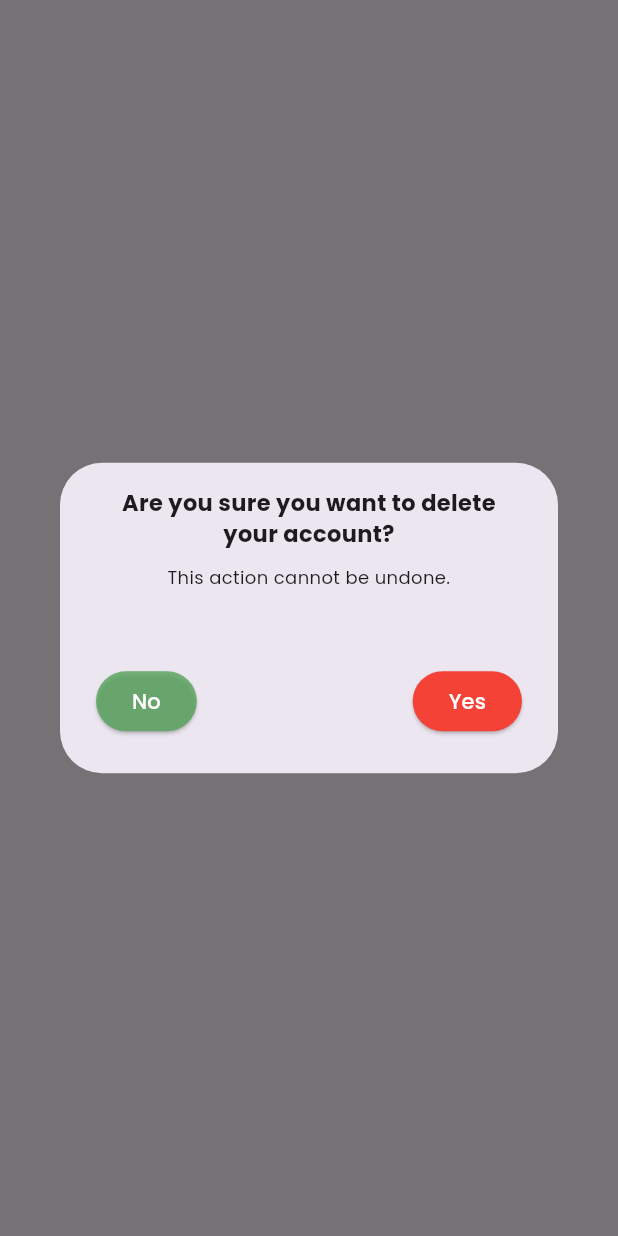
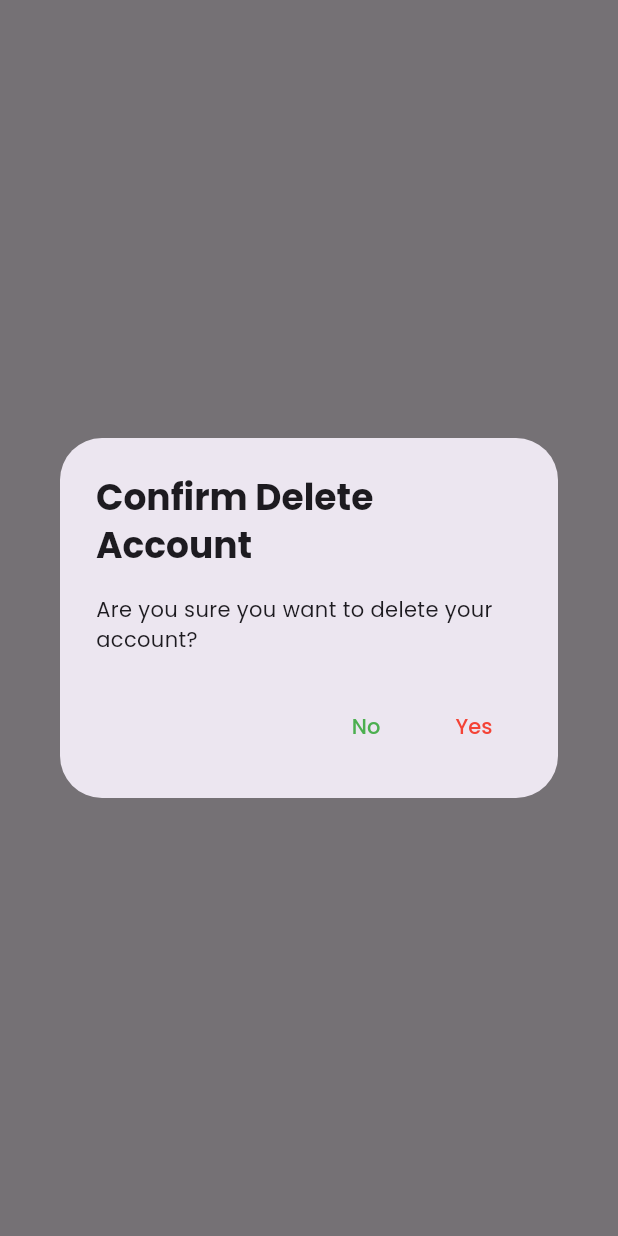
Before and after one commit to CpoohZchala/Dearo-Agro, a Flutter app: what showDeleteProfileDialog() shows on an empty page, opened directly, on a phone screen of 412 x 824 dp. Run offline on Flutter 3.47's test engine with Material 3 defaults, Android fonts, the light colour scheme and no system bars; our stand-ins replace file_picker, flutter_custom_clippers, google_fonts, google_nav_bar, image_picker, shared_preferences; accounts and stored records are empty; network calls fail.

Commit message:
updated user profile

```diff
--- a/lib/screens/dialogBox/deleteProfile_dialog.dart
+++ b/lib/screens/dialogBox/deleteProfile_dialog.dart
@@ -1,59 +1,31 @@
 import 'package:flutter/material.dart';
 import 'package:google_fonts/google_fonts.dart';
 
-void showDeleteProfileDialog(BuildContext context) {
-  showDialog(
+Future<void> showDeleteProfileDialog(BuildContext context) {
+  return showDialog<void>(
     context: context,
+    barrierDismissible: false,
     builder: (BuildContext context) {
       return AlertDialog(
-        content: Column(
-          mainAxisSize: MainAxisSize.min,
-          children: [
-            Text(
-              "Are you sure you want to delete your account? ",
-              textAlign: TextAlign.center,
-              style: GoogleFonts.poppins(
-                fontSize: 15,
-                fontWeight: FontWeight.bold,
-              ),
-            ),
-            const SizedBox(height: 10),
-             Text(
-              "This action cannot be undone.",
-              textAlign: TextAlign.center,
-              style: GoogleFonts.poppins(
-                fontSize: 12,
-                fontWeight: FontWeight.normal,
-              ),
-            ),
-            const SizedBox(height: 50),
-            Row(
-              children: [
-                ElevatedButton(
-                  style: ElevatedButton.styleFrom(
-                      backgroundColor: const Color.fromRGBO(87, 164, 91, 0.8),
-                      foregroundColor: Colors.white),
-                  onPressed: () {},
-                  child: Text(
-                    "No",
-                    style: GoogleFonts.poppins(),
-                  ),
-                ),
-                const Spacer(),
-                ElevatedButton(
-                  style: ElevatedButton.styleFrom(
-                      backgroundColor: Colors.red,
-                      foregroundColor: Colors.white),
-                  onPressed: () {},
-                  child: Text(
-                    "Yes",
-                    style: GoogleFonts.poppins(),
-                  ),
-                )
-              ],
-            ),
-          ],
-        ),
+        title: Text('Confirm Delete Account',
+        style: GoogleFonts.poppins(fontWeight: FontWeight.bold),),
+        content:  Text('Are you sure you want to delete your account?',
+         style: GoogleFonts.poppins()),
+        actions: <Widget>[
+          TextButton(
+            child:  Text('No',
+             style: GoogleFonts.poppins(color: Colors.green)),
+            onPressed: () {
+              Navigator.of(context).pop();
+            },
+          ),
+          TextButton(
+            child: Text('Yes', style: GoogleFonts.poppins(color: Colors.red)),
+            onPressed: ()  {
+
+            },
+          ),
+        ],
       );
     },
   );
```
Also changed, not shown: lib/data/services/auth_service.dart (added, +64 -0 lines), lib/screens/dialogBox/logout_dialog.dart (+25 -41 lines), lib/data/services/database_service.dart (deleted).
